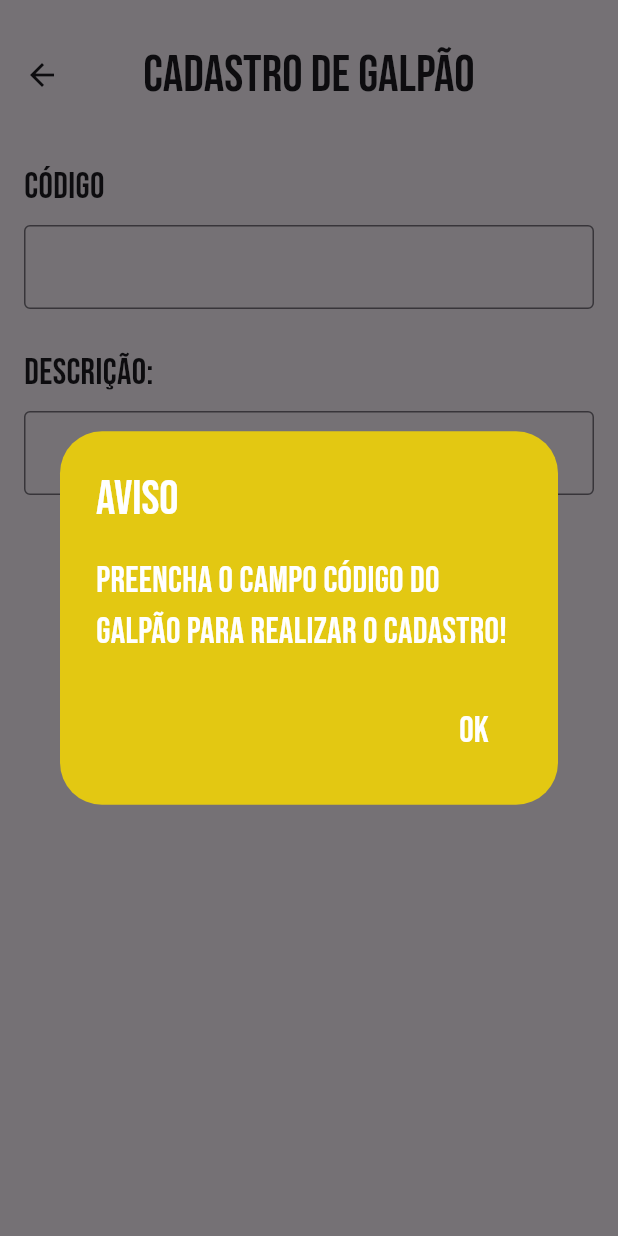
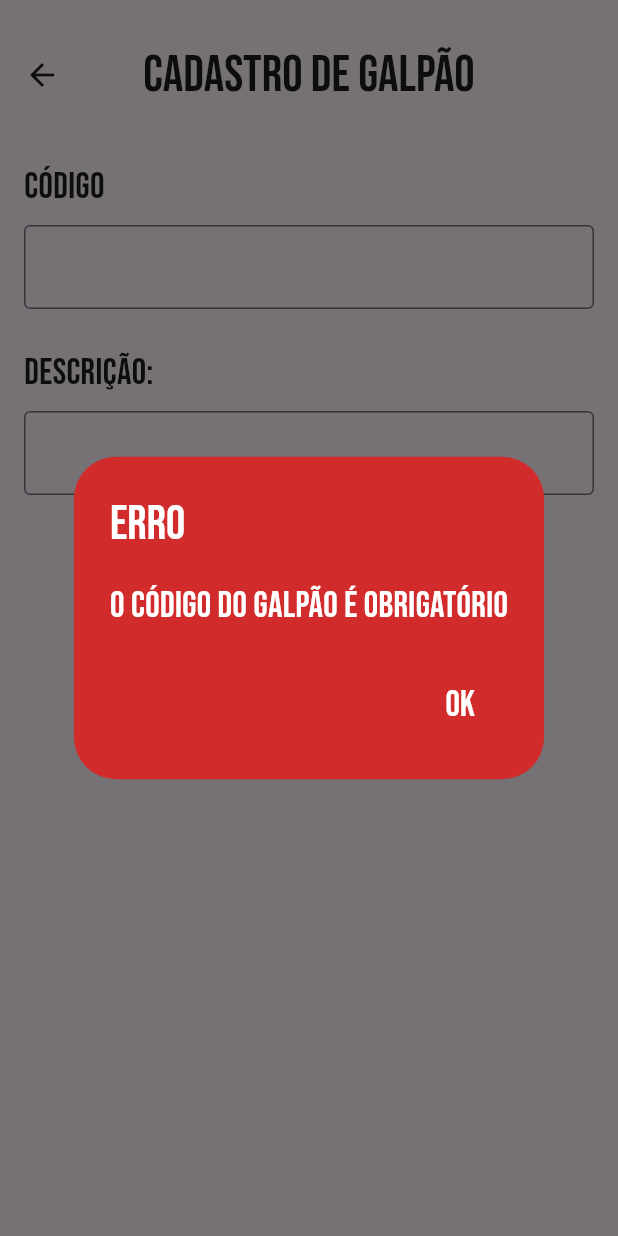
Before and after one commit to IsaiasBrazil/avicultor, a Flutter app: the ViewGalpao screen opened directly, after a tap on "Cadastrar", on a phone screen of 412 x 824 dp. Run offline on Flutter 3.47's test engine with Material 3 defaults, Android fonts, the phone set to English and light mode, and no system bars; our stand-ins replace sqflite; missing offline and left inert: mqtt_client; accounts and stored records are empty.

Commit message:
Transição do método galpaoValido() para validar()

```diff
--- a/lib/controllers/galpao_controller.dart
+++ b/lib/controllers/galpao_controller.dart
@@ -23,23 +23,20 @@ class GalpaoController {
   cadastrarGalpao(Galpao galp) async {
     try {
       bool resultadoCadastro;
-      if (galpaoValido(galp)) {
+      String? resultadoValidacao = validar(galpao: galp);
+
+      // Se a validação não retornou nenhum erro
+      if (resultadoValidacao == null) {
         BancoDados bd = BancoDados.instance;
         resultadoCadastro = await bd.inserirGalpao(galp) > 0 ? true : false;
-      }
-      else {
+      } else {
         resultadoCadastro = false;
       }
 
       return resultadoCadastro;
-    }
-    catch (erro, stack) {
-      developer.log(
-        '$erro',
-        name: 'Avicontrol',
-        error: erro.toString(),
-        stackTrace: stack
-      );
+    } catch (erro, stack) {
+      developer.log('$erro',
+          name: 'Avicontrol', error: erro.toString(), stackTrace: stack);
       return null;
     }
   }
@@ -52,17 +49,13 @@ class GalpaoController {
   atualizarGalpao(Galpao galp) async {
     try {
       BancoDados bd = BancoDados.instance;
-      bool resultadoAtualizacao = await bd.atualizarGalpao(galp) > 0 ? true : false;
+      bool resultadoAtualizacao =
+          await bd.atualizarGalpao(galp) > 0 ? true : false;
 
       return resultadoAtualizacao;
-    }
-    catch (erro, stack) {
-      developer.log(
-        '$erro',
-        name: 'Avicontrol',
-        error: erro.toString(),
-        stackTrace: stack
-      );
+    } catch (erro, stack) {
+      developer.log('$erro',
+          name: 'Avicontrol', error: erro.toString(), stackTrace: stack);
       return null;
     }
   }
@@ -73,14 +66,9 @@ class GalpaoController {
       bool resultadoExclusao = await bd.excluirGalpao(galp) > 0 ? true : false;
 
       return resultadoExclusao;
-    }
-    catch (erro, stack) {
-      developer.log(
-        '$erro',
-        name: 'Avicontrol',
-        error: erro.toString(),
-        stackTrace: stack
-      );
+    } catch (erro, stack) {
+      developer.log('$erro',
+          name: 'Avicontrol', error: erro.toString(), stackTrace: stack);
       return null;
     }
   }
--- a/lib/views/galpoes/cadastrar_galpao.dart
+++ b/lib/views/galpoes/cadastrar_galpao.dart
@@ -108,22 +108,45 @@ Widget _construirTelaMobile(String tituloView, BuildContext context) {
                     corTexto: const Color.fromRGBO(255, 255, 255, 1),
                     aoSerPressionado: () async {
                       Galpao galp = Galpao(
-                        codigo: codigoGalpao.text,
-                        descricao: descricaoGalpao.text
-                      );
+                          codigo: codigoGalpao.text,
+                          descricao: descricaoGalpao.text);
 
-                      bool sucessoNoCadastro = await controller.cadastrarGalpao(galp);
+                      String? resultadoValidacao =
+                          controller.validar(galpao: galp);
 
-                      if (!context.mounted) return;
+                      // Se a validação não retornou nenhum erro
+                      if (resultadoValidacao == null) {
+                        bool sucessoNoCadastro =
+                            await controller.cadastrarGalpao(galp);
 
-                      if (sucessoNoCadastro) {
-                        mostrarDialog(context, 'Sucesso', 'Galpão cadastrado!', 'Ok', const Color.fromRGBO(60, 179, 113, 1), Colors.white);
-                      }
-                      else if (!sucessoNoCadastro && !controller.galpaoValido(galp)) {
-                        mostrarDialog(context, 'Aviso', 'Preencha o campo código do galpão para realizar o cadastro!', 'Ok', const Color.fromRGBO(227, 200, 18, 1), Colors.white);
-                      }
-                      else {
-                        mostrarDialog(context, 'Erro', 'Falha ao cadastrar galpão!', 'Ok', const Color.fromRGBO(210, 43, 43, 1), Colors.white);
+                        if (!context.mounted) return;
+
+                        if (sucessoNoCadastro) {
+                          mostrarDialog(
+                              context,
+                              'Sucesso',
+                              'Galpão cadastrado!',
+                              'Ok',
+                              const Color.fromRGBO(60, 179, 113, 1),
+                              Colors.white);
+                        }
+                        else {
+                          mostrarDialog(
+                              context,
+                              'Erro',
+                              'Falha ao cadastrar galpão!',
+                              'Ok',
+                              const Color.fromRGBO(210, 43, 43, 1),
+                              Colors.white);
+                        }
+                      } else {
+                        mostrarDialog(
+                            context,
+                            'Erro',
+                            resultadoValidacao,
+                            'Ok',
+                            const Color.fromRGBO(210, 43, 43, 1),
+                            Colors.white);
                       }
                     },
                   ),
```
